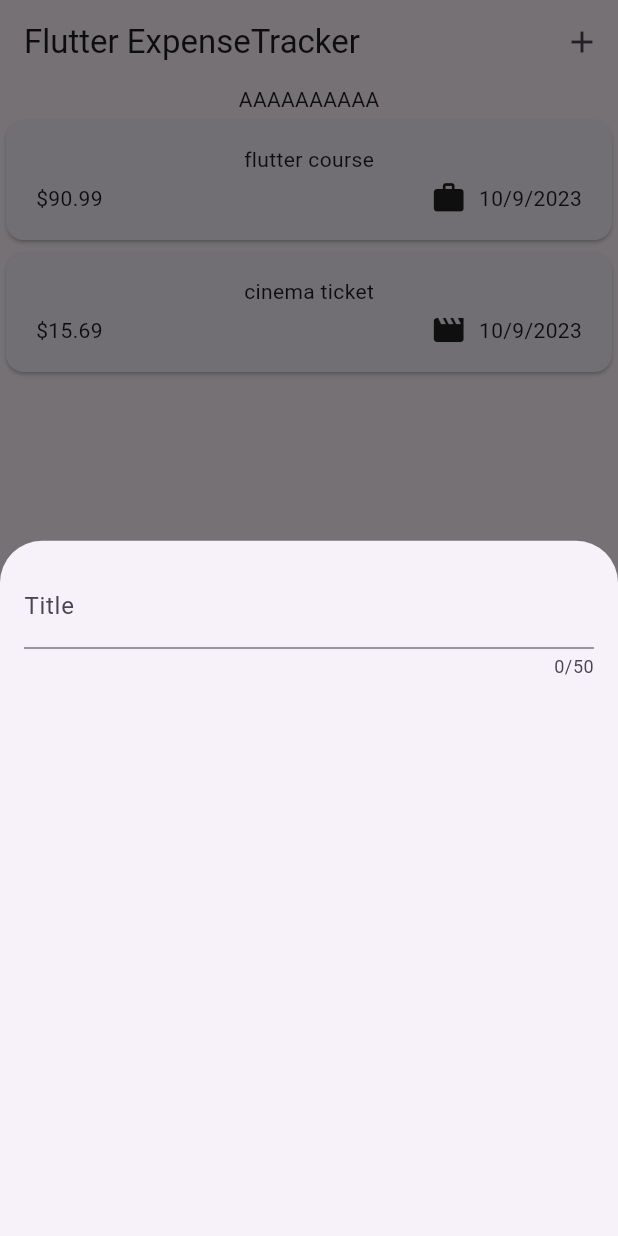
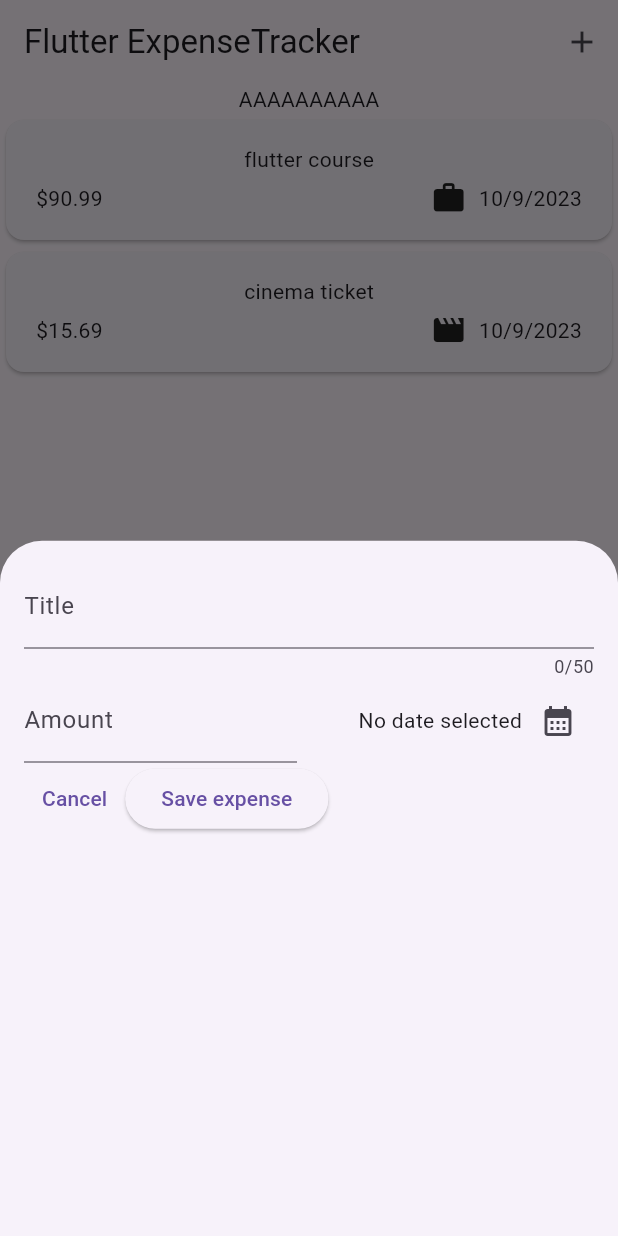
Before and after one commit to gustawx/expense-tracker, a Flutter app: the screen it shows after launch, after a tap on the "add" icon, on a phone screen of 412 x 824 dp. Run offline on Flutter 3.47's test engine with Material 2 defaults, Android fonts, the phone set to English and light mode, and no system bars.

Commit message:
feat(new_expense.dart): add date picker, title and amount fields to NewExpense widget refactor(new_expense.dart): replace static padding with dynamic padding for better UI responsiveness feat(new_expense.dart): add save and cancel buttons to NewExpense widget for better user interaction refactor(new_expense.dart): replace direct state manipulation with TextEditingController for better state management

```diff
--- a/lib/widgets/new_expense.dart
+++ b/lib/widgets/new_expense.dart
@@ -1,3 +1,4 @@
+import 'package:expenses_tracker/models/expense.dart';
 import 'package:flutter/material.dart';
 
 class NewExpense extends StatefulWidget {
@@ -10,17 +11,94 @@ class NewExpense extends StatefulWidget {
 }
 
 class _NewExpenseState extends State<NewExpense> {
+  // var _enteredTitle = '';
+  // void _saveTitleInput(String inputValue) {
+  //   _enteredTitle = inputValue;
+  // }
+  final _titleCOntroller = TextEditingController();
+  final _amountController = TextEditingController();
+  DateTime? _selectedDate;
+
+  void _presentDatePicker() async {
+    final now = DateTime.now();
+
+    var firstDate = DateTime(now.year - 1, now.month, now.day);
+    var lastDate = now;
+    final pickedDate = await showDatePicker(
+        context: context,
+        initialDate: now,
+        firstDate: firstDate,
+        lastDate: lastDate);
+    setState(() {
+      _selectedDate = pickedDate;
+    });
+  }
+
+  @override
+  void dispose() {
+    _titleCOntroller.dispose();
+    _amountController.dispose();
+    super.dispose();
+  }
+
   @override
   Widget build(BuildContext context) {
-    return const Padding(
-      padding: EdgeInsets.all(16),
+    return Padding(
+      padding: const EdgeInsets.all(16),
       child: Column(
         children: [
           TextField(
+            // onChanged: _saveTitleInput,
+            controller: _titleCOntroller,
             maxLength: 50,
-            decoration: InputDecoration(
+            decoration: const InputDecoration(
               label: Text('Title'),
             ),
+          ),
+          Row(
+            children: [
+              Expanded(
+                child: TextField(
+                  // onChanged: _saveTitleInput,
+                  controller: _amountController,
+                  decoration: const InputDecoration(
+                      label: Text('Amount'), prefixText: '\$ '),
+                  keyboardType:
+                      const TextInputType.numberWithOptions(decimal: true),
+                ),
+              ),
+              const SizedBox(
+                width: 16,
+              ),
+              Expanded(
+                  child: Row(
+                mainAxisAlignment: MainAxisAlignment.end,
+                crossAxisAlignment: CrossAxisAlignment.center,
+                children: [
+                  Text(_selectedDate == null
+                      ? 'No date selected'
+                      : formatter.format(_selectedDate!)),
+                  IconButton(
+                    onPressed: _presentDatePicker,
+                    icon: const Icon(Icons.calendar_month),
+                  )
+                ],
+              ))
+            ],
+          ),
+          Row(
+            children: [
+              TextButton(
+                  onPressed: () {
+                    Navigator.pop(context);
+                  },
+                  child: const Text('Cancel')),
+              ElevatedButton(
+                  onPressed: () {
+                    print(_amountController.text);
+                  },
+                  child: const Text('Save expense'))
+            ],
           ),
         ],
       ),
```
